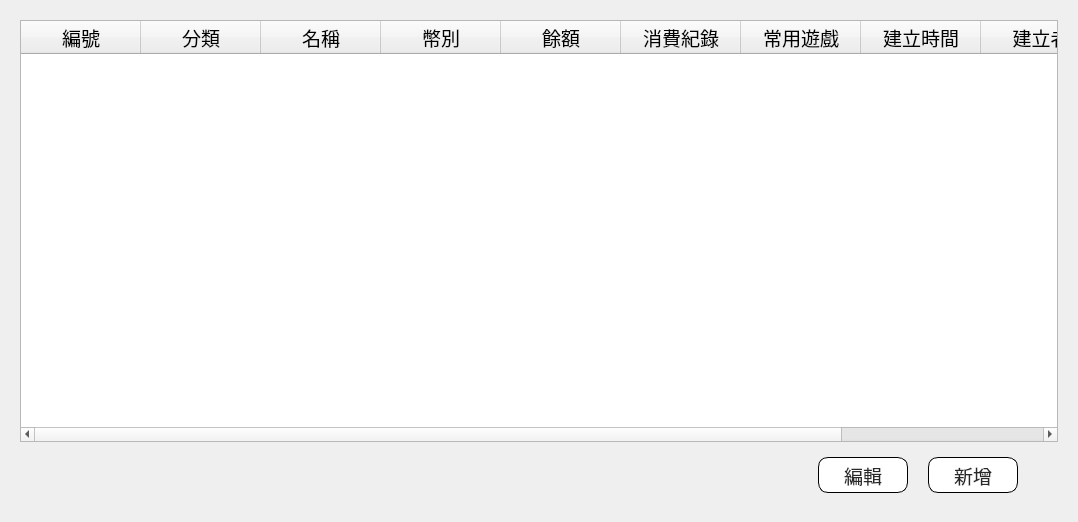
Old version of the form src/AdbClient/StageCustomerService/LayerCustomer.ui in the repository roger0816/Adb.
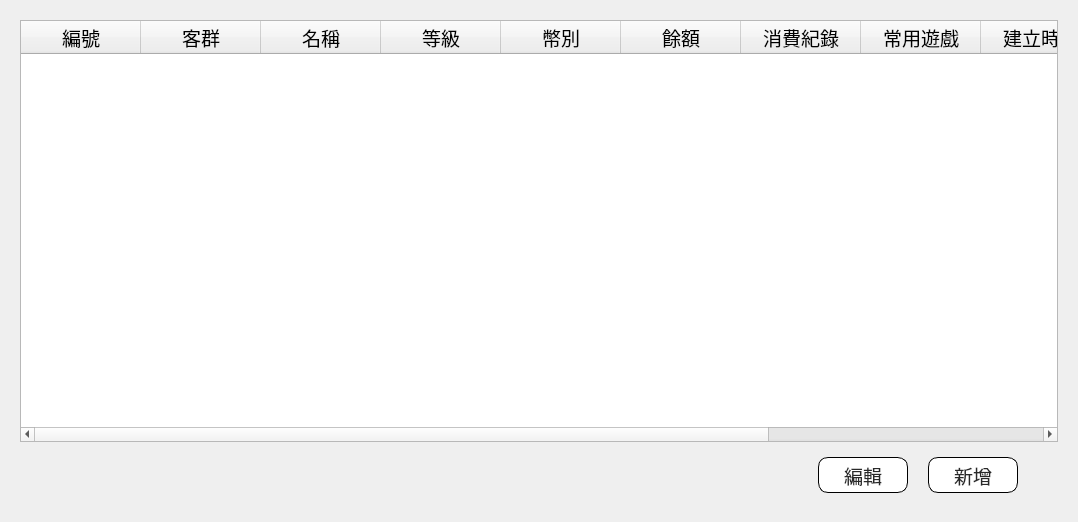
New version of the form.

Patch:
```diff
--- a/src/AdbClient/StageCustomerService/LayerCustomer.ui
+++ b/src/AdbClient/StageCustomerService/LayerCustomer.ui
@@ -73,7 +73,7 @@
         </column>
         <column>
          <property name="text">
-          <string>分類</string>
+          <string>客群</string>
          </property>
         </column>
         <column>
@@ -81,6 +81,11 @@
           <string>名稱</string>
          </property>
         </column>
+        <column>
+         <property name="text">
+          <string>等級</string>
+         </property>
+        </column>
         <column>
          <property name="text">
           <string>幣別</string>
```
